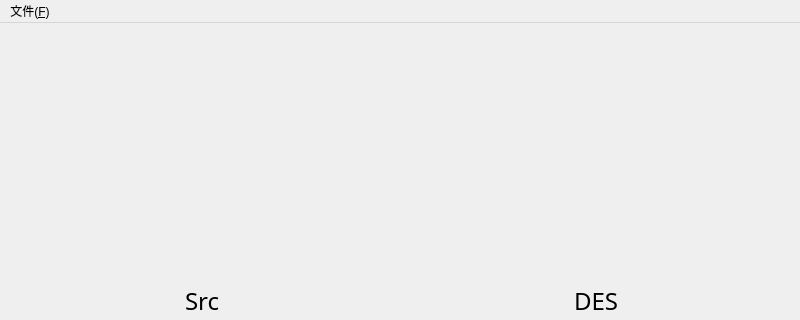
Before: the Qt Designer form GUI.ui in icanerandy/BeautyCamera, drawn with Qt 5; both pictures show x 0 to 800 and y 0 to 320 of the 800 by 600 pixel window.
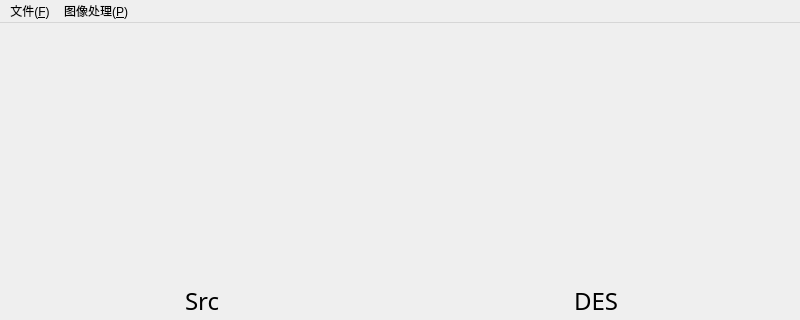
After: the same form once the commit is applied.

Diff of the .ui file:
```diff
--- a/GUI.ui
+++ b/GUI.ui
@@ -67,7 +67,14 @@
     <addaction name="action_S"/>
     <addaction name="action_F"/>
    </widget>
+   <widget class="QMenu" name="menu_P">
+    <property name="title">
+     <string>图像处理(&amp;P)</string>
+    </property>
+    <addaction name="action_P"/>
+   </widget>
    <addaction name="menu_F"/>
+   <addaction name="menu_P"/>
   </widget>
   <widget class="QStatusBar" name="statusbar"/>
   <action name="action_O">
```
Left out of the diff: 8 changed lines with no effect on the pictures.
